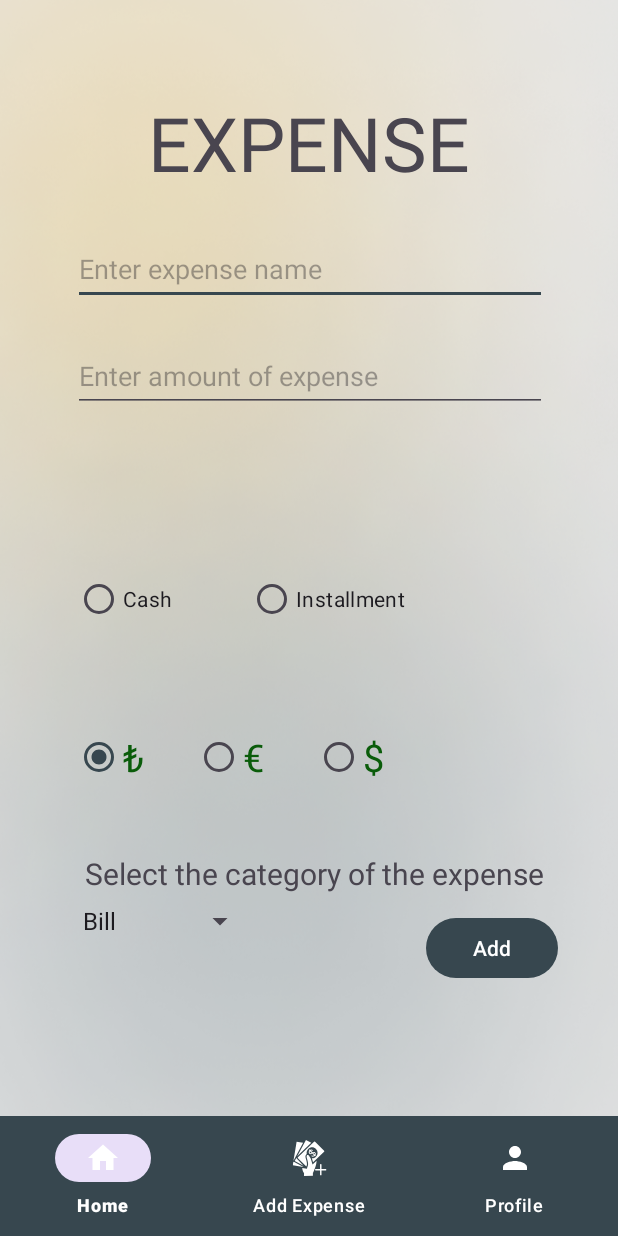
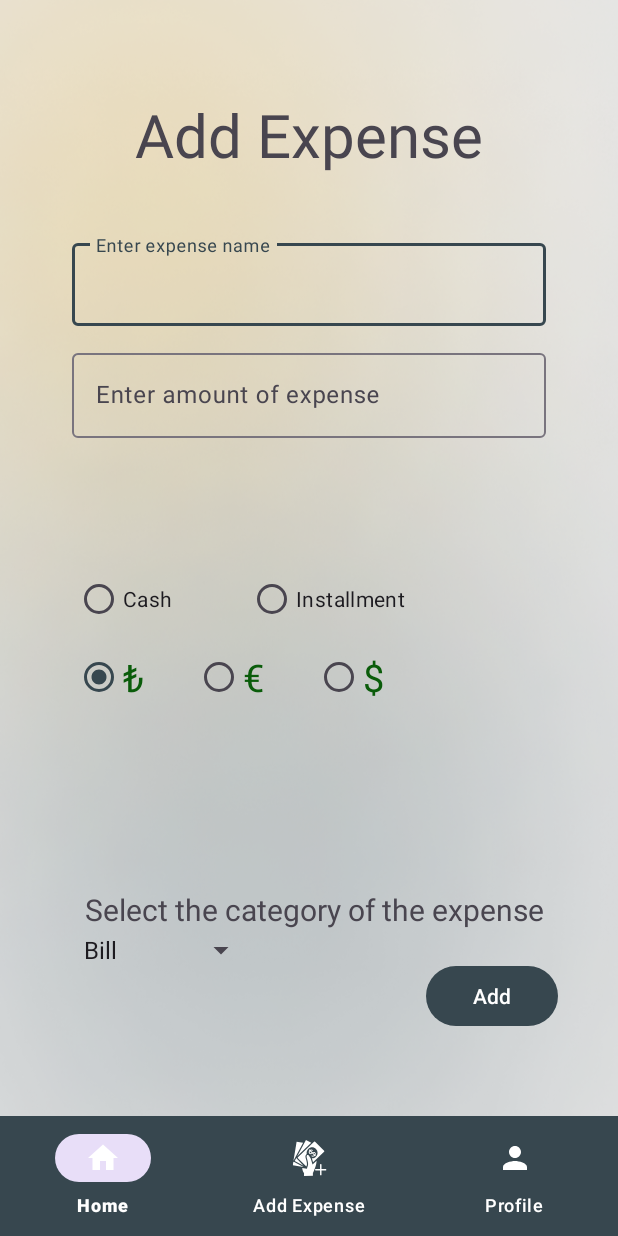
Before and after one commit to emirsz/BudgetBoost, an Android app: the ExpenseFragment screen opened through its navigation route, on a phone screen of 412 x 824 dp. Run offline under Robolectric (Android 15) with nearby library versions, the phone set to English and light mode, and no system bars; our stand-ins replace Firebase (no records; nobody signed in at launch, a user with empty details on screens opened directly).

```diff
--- a/app/src/main/java/com/emirsoylemez/budgetboost/ui/login/LoginFragment.kt
+++ b/app/src/main/java/com/emirsoylemez/budgetboost/ui/login/LoginFragment.kt
@@ -6,6 +6,7 @@ import android.view.LayoutInflater
 import android.view.View
 import android.view.ViewGroup
 import android.widget.Toast
+import androidx.activity.addCallback
 import androidx.navigation.Navigation
 import com.emirsoylemez.budgetboost.ui.MainActivity
 import com.emirsoylemez.budgetboost.databinding.FragmentLoginBinding
@@ -66,6 +67,9 @@ class LoginFragment : Fragment() {
             loginToApp(view)
         }
 
+        requireActivity().onBackPressedDispatcher.addCallback(viewLifecycleOwner) {
+            requireActivity().finish()
+        }
     }
 
     override fun onDestroyView() {
--- a/app/src/main/res/layout/fragment_expense.xml
+++ b/app/src/main/res/layout/fragment_expense.xml
@@ -12,15 +12,34 @@
         android:id="@+id/textView7"
         android:layout_width="wrap_content"
         android:layout_height="wrap_content"
-        android:text="EXPENSE"
+        android:text="Add Expense"
         android:textAlignment="center"
-        android:textSize="50sp"
+        android:textSize="40sp"
         app:layout_constraintBottom_toBottomOf="parent"
         app:layout_constraintEnd_toEndOf="parent"
         app:layout_constraintStart_toStartOf="parent"
         app:layout_constraintTop_toTopOf="parent"
         app:layout_constraintVertical_bias="0.091" />
 
+    <com.google.android.material.textfield.TextInputLayout
+        android:id="@+id/textInputLayoutAddName"
+        android:layout_width="316dp"
+        android:layout_height="wrap_content"
+        android:layout_marginTop="40dp"
+        app:layout_constraintEnd_toEndOf="parent"
+        app:layout_constraintStart_toStartOf="parent"
+        app:layout_constraintTop_toBottomOf="@+id/textView7">
+
+        <com.google.android.material.textfield.TextInputEditText
+            android:id="@+id/expenseName"
+            android:layout_width="match_parent"
+            android:layout_height="55dp"
+            android:ems="10"
+            android:hint="Enter expense name" />
+    </com.google.android.material.textfield.TextInputLayout>
+
+
+    <!--
     <EditText
         android:id="@+id/expenseName"
         android:layout_width="316dp"
@@ -32,20 +51,40 @@
         app:layout_constraintEnd_toEndOf="parent"
         app:layout_constraintHorizontal_bias="0.505"
         app:layout_constraintStart_toStartOf="parent"
-        app:layout_constraintTop_toTopOf="parent" />
+        app:layout_constraintTop_toTopOf="parent" /> -->
 
-    <EditText
+    <com.google.android.material.textfield.TextInputLayout
+        android:id="@+id/textInputLayoutAddAmount"
+        android:layout_width="316dp"
+        android:layout_height="wrap_content"
+        android:layout_marginTop="230dp"
+        app:layout_constraintEnd_toEndOf="parent"
+        app:layout_constraintStart_toStartOf="parent"
+        app:layout_constraintTop_toTopOf="parent">
+
+        <com.google.android.material.textfield.TextInputEditText
+            android:id="@+id/expenceAmount"
+            android:layout_width="316dp"
+            android:layout_height="wrap_content"
+            android:ems="10"
+            android:hint="Enter amount of expense" />
+
+
+    </com.google.android.material.textfield.TextInputLayout>
+
+
+    <!-- <EditText
         android:id="@+id/expenceAmount"
         android:layout_width="316dp"
         android:layout_height="47dp"
-        android:layout_marginTop="24dp"
+        android:layout_marginTop="230dp"
         android:ems="10"
         android:hint="Enter amount of expense"
         android:inputType="text"
         app:layout_constraintEnd_toEndOf="parent"
         app:layout_constraintHorizontal_bias="0.505"
         app:layout_constraintStart_toStartOf="parent"
-        app:layout_constraintTop_toBottomOf="@+id/expenseName" />
+        app:layout_constraintTop_toTopOf="parent" /> -->
 
     <RadioGroup
         android:id="@+id/payment_type_group"
@@ -79,12 +118,12 @@
         android:id="@+id/money_type_group"
         android:layout_width="match_parent"
         android:layout_height="wrap_content"
-        android:layout_marginTop="8dp"
+        android:layout_marginTop="4dp"
         android:orientation="horizontal"
         app:layout_constraintEnd_toEndOf="parent"
         app:layout_constraintHorizontal_bias="0.5"
         app:layout_constraintStart_toStartOf="parent"
-        app:layout_constraintTop_toBottomOf="@+id/installmentsText">
+        app:layout_constraintTop_toBottomOf="@+id/textInputLayoutAddInstallment">
 
         <RadioButton
             android:id="@+id/radio_tl"
@@ -117,6 +156,28 @@
             android:textSize="25sp" />
     </RadioGroup>
 
+
+    <com.google.android.material.textfield.TextInputLayout
+        android:id="@+id/textInputLayoutAddInstallment"
+        android:layout_width="316dp"
+        android:layout_height="wrap_content"
+        android:layout_marginTop="4dp"
+        app:layout_constraintEnd_toEndOf="parent"
+        app:layout_constraintStart_toStartOf="parent"
+        app:layout_constraintTop_toBottomOf="@+id/payment_type_group">
+        <!-- android:visibility="invisible" -->
+
+        <com.google.android.material.textfield.TextInputEditText
+            android:id="@+id/installmentsText"
+            android:layout_width="match_parent"
+            android:layout_height="55dp"
+            android:ems="10"
+            android:hint="Number of installments" />
+
+
+    </com.google.android.material.textfield.TextInputLayout>
+
+    <!--
         <EditText
             android:id="@+id/installmentsText"
             android:layout_width="316dp"
@@ -128,13 +189,13 @@
             app:layout_constraintEnd_toEndOf="parent"
             app:layout_constraintHorizontal_bias="0.494"
             app:layout_constraintStart_toStartOf="parent"
-        app:layout_constraintTop_toBottomOf="@+id/payment_type_group" />
+            app:layout_constraintTop_toBottomOf="@+id/payment_type_group" /> -->
 
     <TextView
         android:id="@+id/categoryText"
         android:layout_width="324dp"
         android:layout_height="27dp"
-        android:layout_marginBottom="148dp"
+        android:layout_marginBottom="124dp"
         android:text="Select the category of the expense"
         android:textAlignment="center"
         android:textSize="20sp"
@@ -147,7 +208,7 @@
         android:id="@+id/addButton"
         android:layout_width="wrap_content"
         android:layout_height="wrap_content"
-        android:layout_marginBottom="88dp"
+        android:layout_marginBottom="56dp"
         android:text="Add"
         app:layout_constraintBottom_toBottomOf="parent"
         app:layout_constraintEnd_toEndOf="parent"
@@ -160,10 +221,10 @@
         android:layout_height="28dp"
         app:layout_constraintBottom_toBottomOf="parent"
         app:layout_constraintEnd_toEndOf="parent"
-        app:layout_constraintHorizontal_bias="0.163"
+        app:layout_constraintHorizontal_bias="0.166"
         app:layout_constraintStart_toStartOf="parent"
         app:layout_constraintTop_toTopOf="parent"
-        app:layout_constraintVertical_bias="0.838" />
+        app:layout_constraintVertical_bias="0.865" />
 
 
 </androidx.constraintlayout.widget.ConstraintLayout>
--- a/app/src/main/res/navigation/navigation_graph.xml
+++ b/app/src/main/res/navigation/navigation_graph.xml
@@ -9,7 +9,7 @@
         android:id="@+id/loginFragment"
         android:name="com.emirsoylemez.budgetboost.ui.login.LoginFragment"
         android:label="fragment_login"
-        tools:layout="@layout/fragment_login" >
+        tools:layout="@layout/fragment_login">
         <action
             android:id="@+id/action_loginFragment_to_registerFragment"
             app:destination="@id/registerFragment" />
@@ -21,7 +21,7 @@
         android:id="@+id/registerFragment"
         android:name="com.emirsoylemez.budgetboost.ui.register.RegisterFragment"
         android:label="fragment_register"
-        tools:layout="@layout/fragment_register" >
+        tools:layout="@layout/fragment_register">
         <action
             android:id="@+id/action_registerFragment_to_loginFragment"
             app:destination="@id/loginFragment" />
@@ -30,37 +30,23 @@
         android:id="@+id/homeFragment"
         android:name="com.emirsoylemez.budgetboost.ui.home.HomeFragment"
         android:label="fragment_home"
-        tools:layout="@layout/fragment_home" >
+        tools:layout="@layout/fragment_home">
 
 
         <action
-            android:id="@+id/action_homeFragment_to_expenseFragment"
-            app:destination="@id/expenseFragment" />
-        <action
             android:id="@+id/action_homeFragment_to_editFragment"
             app:destination="@id/editFragment" />
-        <action
-            android:id="@+id/action_homeFragment_to_profileFragment"
-            app:destination="@id/profileFragment" />
     </fragment>
     <fragment
         android:id="@+id/expenseFragment"
         android:name="com.emirsoylemez.budgetboost.ui.expense.ExpenseFragment"
         android:label="fragment_expense"
-        tools:layout="@layout/fragment_expense" >
-        <action
-            android:id="@+id/action_expenseFragment_to_homeFragment"
-            app:destination="@id/homeFragment" />
-        <action
-            android:id="@+id/action_expenseFragment_to_profileFragment"
-            app:destination="@id/profileFragment" />
-
-    </fragment>
+        tools:layout="@layout/fragment_expense" />
     <fragment
         android:id="@+id/editFragment"
         android:name="com.emirsoylemez.budgetboost.ui.edit.EditFragment"
         android:label="fragment_edit"
-        tools:layout="@layout/fragment_edit" >
+        tools:layout="@layout/fragment_edit">
         <action
             android:id="@+id/action_editFragment_to_homeFragment"
             app:destination="@id/homeFragment" />
@@ -73,16 +59,9 @@
         android:id="@+id/profileFragment"
         android:name="com.emirsoylemez.budgetboost.ui.profile.ProfileFragment"
         android:label="fragment_profile"
-        tools:layout="@layout/fragment_profile" >
-        <action
-            android:id="@+id/action_profileFragment_to_expenseFragment"
-            app:destination="@id/expenseFragment" />
-        <action
-            android:id="@+id/action_profileFragment_to_homeFragment"
-            app:destination="@id/homeFragment" />
+        tools:layout="@layout/fragment_profile">
         <action
             android:id="@+id/action_profileFragment_to_loginFragment"
-            app:destination="@id/loginFragment"
-            app:popUpToInclusive="false" />
+            app:destination="@id/loginFragment" />
     </fragment>
 </navigation>
```
Also changed, not shown: app/src/main/java/com/emirsoylemez/budgetboost/ui/edit/EditFragment.kt (+7 -6 lines), app/src/main/java/com/emirsoylemez/budgetboost/ui/expense/ExpenseFragment.kt (+20 -6 lines), app/src/main/java/com/emirsoylemez/budgetboost/ui/home/ExpenseAdapter.kt (+5 -9 lines), app/src/main/java/com/emirsoylemez/budgetboost/ui/home/InstallmentsAdapter.kt (+7 -4 lines), app/src/main/res/drawable/rounded_border.xml (added, +8 -0 lines), app/src/main/res/layout/fragment_edit.xml (+43 -26 lines), app/src/main/res/layout/item_card_view.xml (+6 -2 lines). Lines whose indentation alone changed are shown as unchanged.
